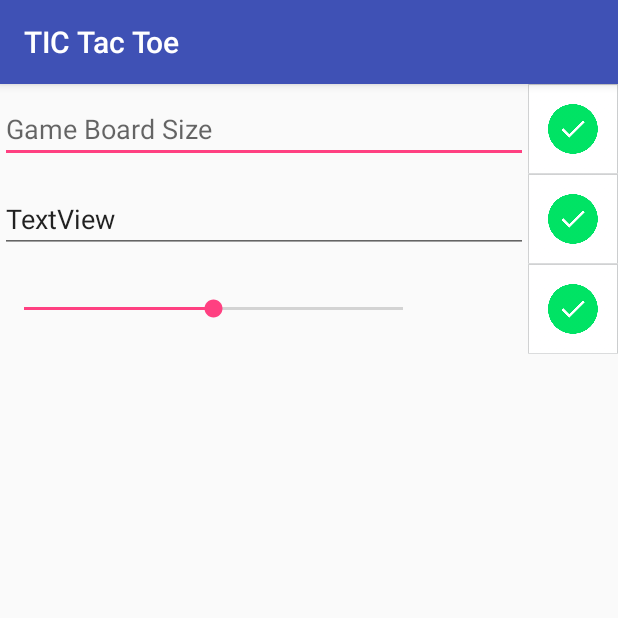
After one commit to binyamin5555/SuperTicTacToe, an Android app: the SettingsActivity screen opened directly, with no data from a screen before it, on a phone screen of 412 x 824 dp, the top half of it. The commit adds this screen. Run offline under Robolectric (Android 15) with nearby library versions, the phone set to English and light mode, and no system bars.

Commit message:
Added settings and settings screen

```diff
--- a/TICTacToe/app/src/main/AndroidManifest.xml
+++ b/TICTacToe/app/src/main/AndroidManifest.xml
@@ -8,7 +8,7 @@
         android:label="@string/app_name"
         android:supportsRtl="true"
         android:theme="@style/AppTheme">
-        <activity android:name=".Main2Activity">
+        <activity android:name=".MainMenuActivity">
             <intent-filter>
                 <action android:name="android.intent.action.MAIN" />
 
@@ -19,7 +19,8 @@
             android:name=".EndGame"
             android:label="@string/title_activity_end_game"
             android:theme="@style/AppTheme.NoActionBar" />
-        <activity android:name=".MainMenuActivity"></activity>
+        <activity android:name=".GameActivity" />
+        <activity android:name=".SettingsActivity"></activity>
     </application>
 
 </manifest>
--- a/TICTacToe/app/src/main/java/com/example/madmon/tictactoe/EndGame.java
+++ b/TICTacToe/app/src/main/java/com/example/madmon/tictactoe/EndGame.java
@@ -2,8 +2,6 @@ package com.example.madmon.tictactoe;
 
 import android.content.Intent;
 import android.os.Bundle;
-import android.support.design.widget.FloatingActionButton;
-import android.support.design.widget.Snackbar;
 import android.support.v7.app.AppCompatActivity;
 import android.support.v7.widget.Toolbar;
 import android.view.View;
@@ -35,7 +33,7 @@ public class EndGame extends AppCompatActivity {
         ((Button)findViewById(R.id.button2)).setOnClickListener(new View.OnClickListener(){
             @Override
             public void onClick(View v) {
-                Intent intent = new Intent(EndGame.this, Main2Activity.class);
+                Intent intent = new Intent(EndGame.this, GameActivity.class);
                 startActivity(intent);
             }
         });
--- /dev/null
+++ b/TICTacToe/app/src/main/java/com/example/madmon/tictactoe/SettingsActivity.java
@@ -0,0 +1,87 @@
+package com.example.madmon.tictactoe;
+
+import android.support.v7.app.AppCompatActivity;
+import android.os.Bundle;
+import android.util.Log;
+import android.view.View;
+import android.widget.EditText;
+import android.widget.SeekBar;
+import android.widget.TextView;
+import android.widget.Toast;
+
+public class SettingsActivity extends AppCompatActivity {
+
+    MagicRandomalitySettings magicRandomalitySettings;
+
+    @Override
+    protected void onCreate(Bundle savedInstanceState) {
+        super.onCreate(savedInstanceState);
+        setContentView(R.layout.activity_settings);
+
+        SeekBar sb = (SeekBar)findViewById(R.id.magicRandomalitySeek);
+        TextView tv = (TextView) findViewById(R.id.randomalityDisplayText);
+        magicRandomalitySettings = new MagicRandomalitySettings(sb , tv);
+    }
+
+    public void confirmSetting(View v){
+        switch(v.getId()) {
+            case R.id.bordSizeConfirm:
+                EditText et = (EditText)findViewById(R.id.gameSizeEditText);
+                String infoToUpdate  = et.getText().toString();
+                int val = GameSettings.DEFAULT_FAME_DIM;    //if illegal value, put default
+
+                if(infoToUpdate != null && infoToUpdate != "" && val != 0)
+                    val = Integer.valueOf(infoToUpdate);
+
+                GameSettings.gameDim = val;
+                et.setText("");
+
+                break;
+            case R.id.persistanceConfirm:
+                GameSettings.persistantTileAppearancePercentage = magicRandomalitySettings.getPersistance();
+                break;
+
+
+            default:
+                Log.e("switch problem" , "should not have reached deafualt");
+        }
+
+
+        Toast.makeText(this , "updated information" , Toast.LENGTH_SHORT).show();
+    }
+
+
+    public class MagicRandomalitySettings implements SeekBar.OnSeekBarChangeListener {
+
+        private TextView progressShow;
+        private int persistance;
+
+        public MagicRandomalitySettings(SeekBar seekBar , TextView progressShow) {
+            seekBar.setOnSeekBarChangeListener(this);
+            this.progressShow = progressShow;
+
+            persistance = GameSettings.DEFAULT_PERSISTANT_PERCENTAGE;
+        }
+
+        @Override
+        public void onProgressChanged(SeekBar seekBar, int i, boolean b) {
+            final int maxSeekBarProgress = 100;
+
+            persistance = i;
+
+            progressShow.setText("" + i + "% chance for persistant tile");
+        }
+
+        @Override
+        public void onStartTrackingTouch(SeekBar seekBar) {
+
+        }
+
+        @Override
+        public void onStopTrackingTouch(SeekBar seekBar) {
+
+        }
+
+        public int getPersistance(){return  persistance;}
+    }
+}
--- a/TICTacToe/app/src/main/res/layout/activity_main2.xml
+++ b/TICTacToe/app/src/main/res/layout/activity_game.xml
@@ -8,7 +8,7 @@
     android:paddingLeft="@dimen/activity_horizontal_margin"
     android:paddingRight="@dimen/activity_horizontal_margin"
     android:paddingTop="@dimen/activity_vertical_margin"
-    tools:context="com.example.madmon.tictactoe.Main2Activity">
+    tools:context="com.example.madmon.tictactoe.GameActivity">
 
 
     <com.example.madmon.tictactoe.SquareGridLayout
--- /dev/null
+++ b/TICTacToe/app/src/main/res/layout/activity_settings.xml
@@ -0,0 +1,108 @@
+<?xml version="1.0" encoding="utf-8"?>
+<RelativeLayout xmlns:android="http://schemas.android.com/apk/res/android"
+    xmlns:tools="http://schemas.android.com/tools"
+    android:id="@+id/activity_settings"
+    android:layout_width="match_parent"
+    android:layout_height="match_parent"
+    android:paddingBottom="@dimen/activity_vertical_margin"
+    android:paddingLeft="@dimen/activity_horizontal_margin"
+    android:paddingRight="@dimen/activity_horizontal_margin"
+    android:paddingTop="@dimen/activity_vertical_margin"
+    tools:context="com.example.madmon.tictactoe.SettingsActivity">
+
+    <ScrollView
+        android:layout_width="match_parent"
+        android:layout_height="match_parent"
+        android:layout_alignParentTop="true"
+        android:layout_alignParentRight="true"
+        android:layout_alignParentEnd="true">
+
+        <LinearLayout
+            android:layout_width="match_parent"
+            android:layout_height="wrap_content"
+            android:orientation="vertical" >
+
+            <LinearLayout
+                android:orientation="horizontal"
+                android:layout_width="match_parent"
+                android:layout_height="match_parent">
+
+                <EditText
+                    android:hint="Game Board Size"
+                    android:layout_width="wrap_content"
+                    android:layout_height="wrap_content"
+                    android:layout_gravity="center_vertical"
+                    android:inputType="number"
+                    android:id="@+id/gameSizeEditText"
+                    android:layout_weight="1" />
+
+                <ImageButton
+                    android:layout_width="60dp"
+                    android:layout_height="60dp"
+                    android:layout_gravity="center_vertical"
+                    android:id="@+id/bordSizeConfirm"
+                    android:onClick="confirmSetting"
+                    android:background="@drawable/confirmation" />
+
+            </LinearLayout>
+
+            <LinearLayout
+                android:orientation="horizontal"
+                android:layout_width="match_parent"
+                android:layout_height="match_parent">
+
+                <EditText
+                    android:text="TextView"
+                    android:layout_width="wrap_content"
+                    android:layout_height="wrap_content"
+                    android:layout_gravity="center_vertical"
+                    android:id="@+id/textView3"
+                    android:layout_weight="1" />
+
+                <ImageButton
+                    android:layout_width="60dp"
+                    android:layout_height="60dp"
+                    android:layout_gravity="center_vertical"
+                    android:id="@+id/button3"
+                    android:onClick="confirmSetting"
+                    android:background="@drawable/confirmation" />
+
+
+
+            </LinearLayout>
+
+            <LinearLayout
+                android:orientation="horizontal"
+                android:layout_width="match_parent"
+                android:layout_height="match_parent">
+
+                <SeekBar
+                    android:layout_width="match_parent"
+                    android:layout_height="wrap_content"
+                    android:layout_gravity="center_vertical"
+                    android:id="@+id/magicRandomalitySeek"
+                    android:progress="@integer/defaultPersistanceChance"
+                    android:layout_weight="1"
+                    />
+
+                <TextView
+                    android:layout_width="67dp"
+                    android:layout_height="wrap_content"
+                    android:layout_gravity="center_vertical"
+                    android:text=""
+                    android:id="@+id/randomalityDisplayText"
+                    />
+
+                <ImageButton
+                    android:layout_width="60dp"
+                    android:layout_height="60dp"
+                    android:id="@+id/persistanceConfirm"
+                    android:onClick="confirmSetting"
+                    android:background="@drawable/confirmation" />
+
+            </LinearLayout>
+
+
+        </LinearLayout>
+    </ScrollView>
+</RelativeLayout>
--- /dev/null
+++ b/TICTacToe/app/src/main/res/values/integers.xml
@@ -0,0 +1,4 @@
+<?xml version="1.0" encoding="utf-8"?>
+<resources>
+    <integer name="defaultPersistanceChance">50</integer>
+</resources>
--- a/TICTacToe/app/src/main/res/values/strings.xml
+++ b/TICTacToe/app/src/main/res/values/strings.xml
@@ -1,5 +1,7 @@
 <resources>
     <string name="app_name">TIC Tac Toe</string>
+    <string name="settings_button_text">Settings</string>
+    <string name="start_button_text">Start Game</string>
     <string name="title_activity_end_game">EndGame</string>
     <string name="title_activity_settings">SettingsActivity</string>
     <string name="title_activity_main_menu">MainMenuActivity</string>
```
Also changed, not shown: TICTacToe/app/src/main/java/com/example/madmon/tictactoe/GameActivity.java (renamed from TICTacToe/app/src/main/java/com/example/madmon/tictactoe/Main2Activity.java, +22 -22 lines), TICTacToe/app/src/main/java/com/example/madmon/tictactoe/GameSettings.java (added, +16 -0 lines), TICTacToe/app/src/main/java/com/example/madmon/tictactoe/MainMenuActivity.java (+18 -0 lines), TICTacToe/app/src/main/java/com/example/madmon/tictactoe/SettingsOption.java (added, +47 -0 lines), TICTacToe/app/src/main/res/layout/activity_main_menu.xml (+28 -0 lines), TICTacToe/app/src/main/res/drawable/confirmation.png (added).
